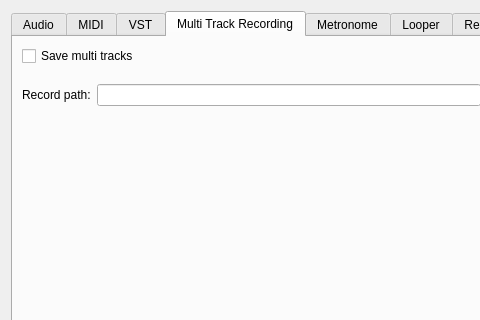
First picture: the form in src/Common/gui/PreferencesDialog.ui, repository elieserdejesus/JamTaba, before the edit; both pictures show x 0 to 480 and y 0 to 320 of the 589 by 507 pixel window.
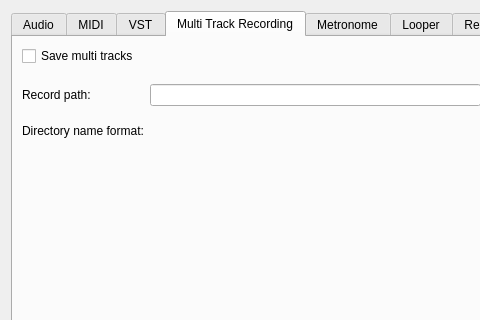
Second picture: the form after the edit. The open tabs and pages were chosen to show the change.

Commit message: :gem: Alternate jam directory name format (#1118) (close #1119)

```diff
--- a/src/Common/gui/PreferencesDialog.ui
+++ b/src/Common/gui/PreferencesDialog.ui
@@ -524,7 +524,21 @@
          </property>
         </widget>
        </item>
-       <item row="4" column="1">
+       <item row="4" column="0">
+        <widget class="QLabel" name="lblJamDirectoryName">
+         <property name="text">
+          <string>Directory name format:</string>
+         </property>
+        </widget>
+       </item>
+       <item row="5" column="0" colspan="3">
+        <layout class="QVBoxLayout" name="layoutDateFormats">
+         <property name="leftMargin">
+          <number>26</number>
+         </property>
+        </layout>
+       </item>
+       <item row="6" column="1">
         <spacer name="verticalSpacer_3">
          <property name="orientation">
           <enum>Qt::Vertical</enum>
```
Left out of the diff: 46 changed lines with no effect on the pictures. The commit also changes 12 other files.
